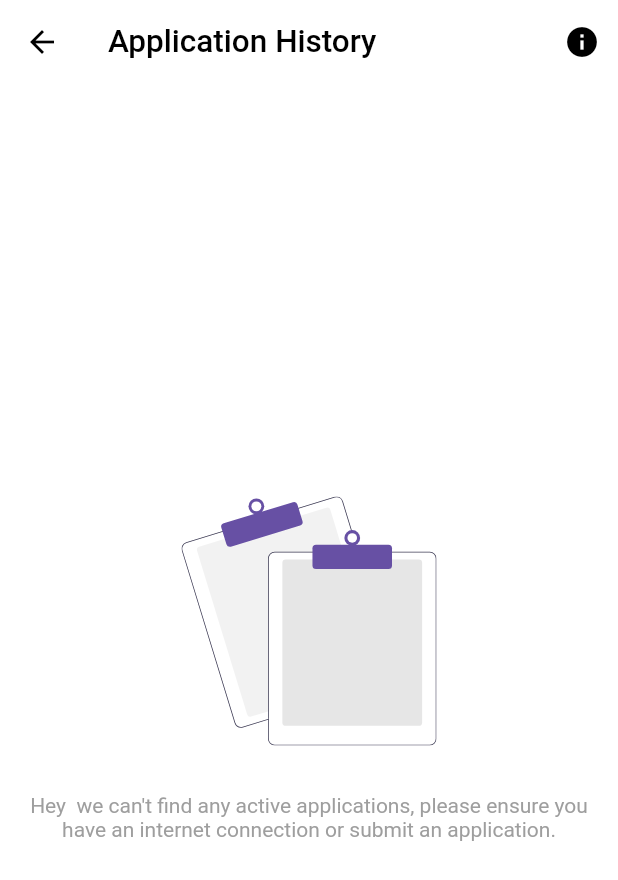
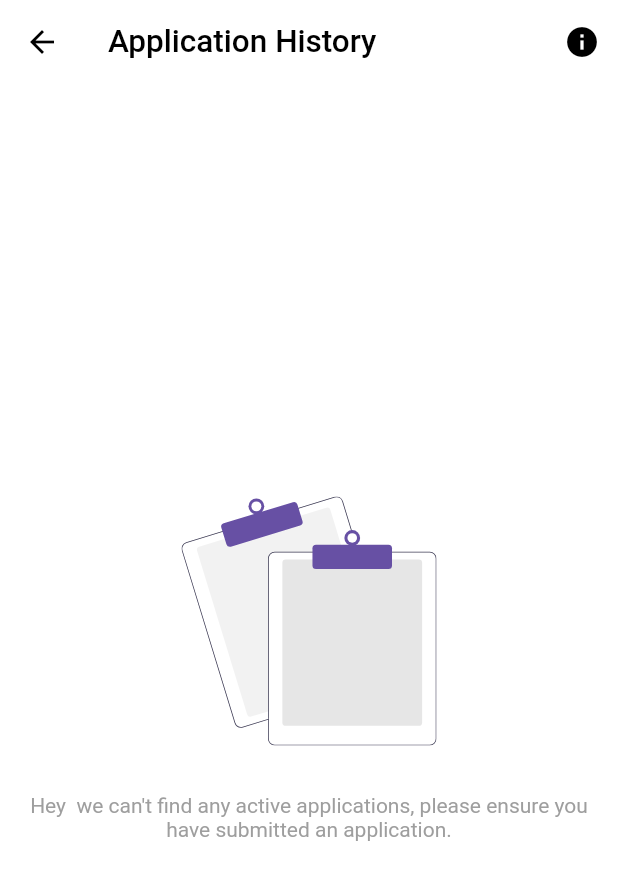
Before and after one commit to larrytamnjong/xperiencebase, a Flutter app: the ApplicationsHistory screen opened directly, on a phone screen of 412 x 824 dp. Shown: the top 880 px of the screen. Run offline on Flutter 3.47's test engine with Material 2 defaults, Android fonts, the phone set to English and light mode, and no system bars; our stand-ins replace animated_splash_screen, awesome_snackbar_content, fade_shimmer, flutter_slidable, flutter_staggered_animations, flutter_svg and 7 more; missing offline and left inert: flutter_toastr, flutterwave_standard, page_animation_transition, pdf_viewer_plugin; accounts and stored records are empty; network calls fail; Roboto replaces fonts that are missing (null).

Commit message:
change description

```diff
--- a/lib/app_screens/applications_history.dart
+++ b/lib/app_screens/applications_history.dart
@@ -80,7 +80,7 @@ class _ApplicationsHistoryState extends State<ApplicationsHistory> {
                             height: 30.0,
                           ),
                           Text(
-                            "Hey ${UserVariables.name} we can't find any active applications, please ensure you have an internet connection or submit an application.",
+                            "Hey ${UserVariables.name} we can't find any active applications, please ensure you have submitted an application.",
                             style: const TextStyle(color: Colors.grey),
                             textAlign: TextAlign.center,
                           ),
```
